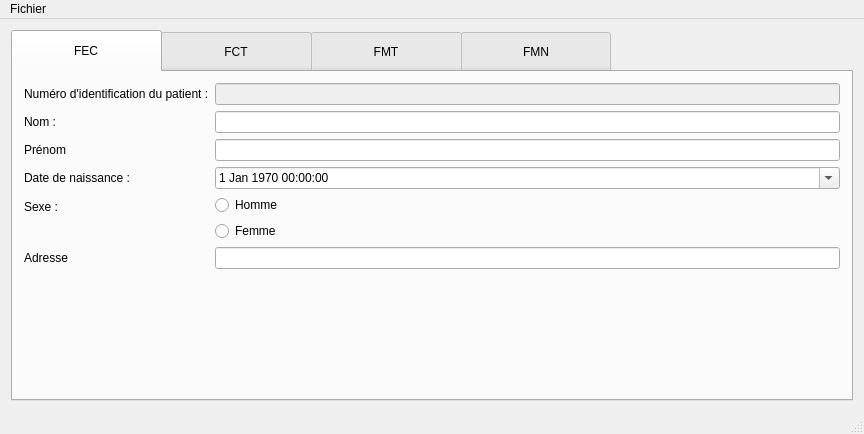
The window that gui/Viewer/forms/mainwindow.ui (Krozark/Salamandre) describes before a commit, drawn with Qt 5.
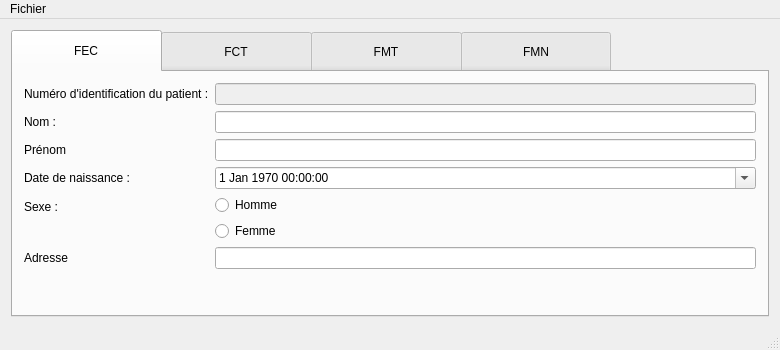
The same window after the commit. Icons and pictures are not drawn.

Patch:
```diff
--- a/gui/Viewer/forms/mainwindow.ui
+++ b/gui/Viewer/forms/mainwindow.ui
@@ -6,10 +6,16 @@
    <rect>
     <x>0</x>
     <y>0</y>
-    <width>864</width>
-    <height>434</height>
+    <width>780</width>
+    <height>350</height>
    </rect>
   </property>
+  <property name="minimumSize">
+   <size>
+    <width>500</width>
+    <height>350</height>
+   </size>
+  </property>
   <property name="windowTitle">
    <string>Salamandre</string>
   </property>
@@ -386,7 +392,7 @@
     <rect>
      <x>0</x>
      <y>0</y>
-     <width>864</width>
+     <width>780</width>
      <height>25</height>
     </rect>
    </property>
```
